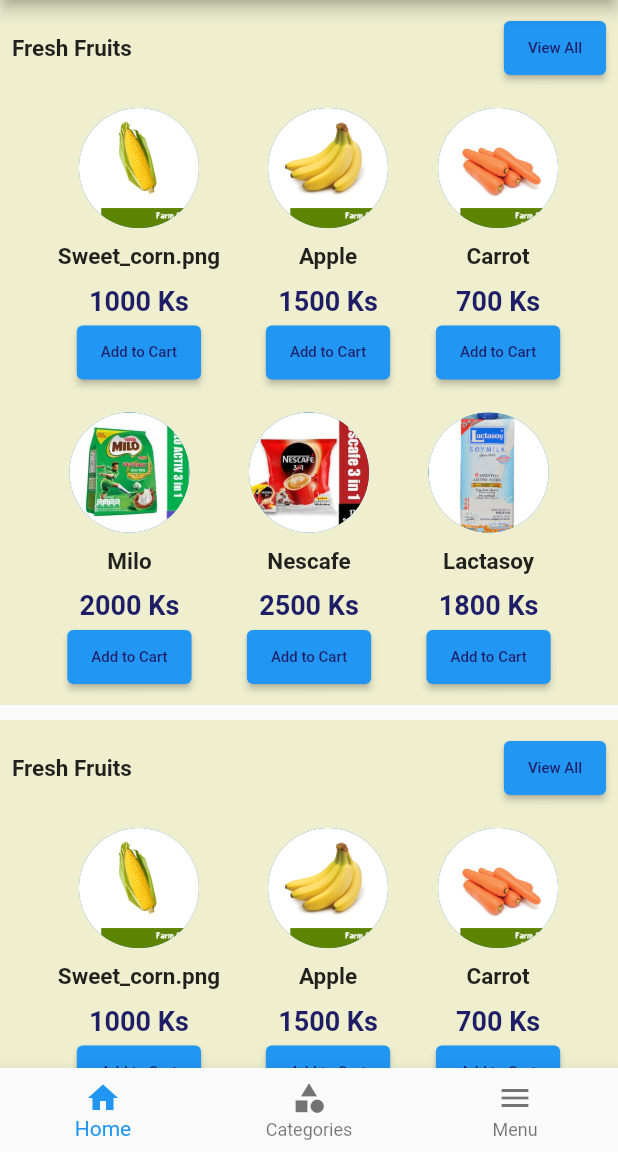
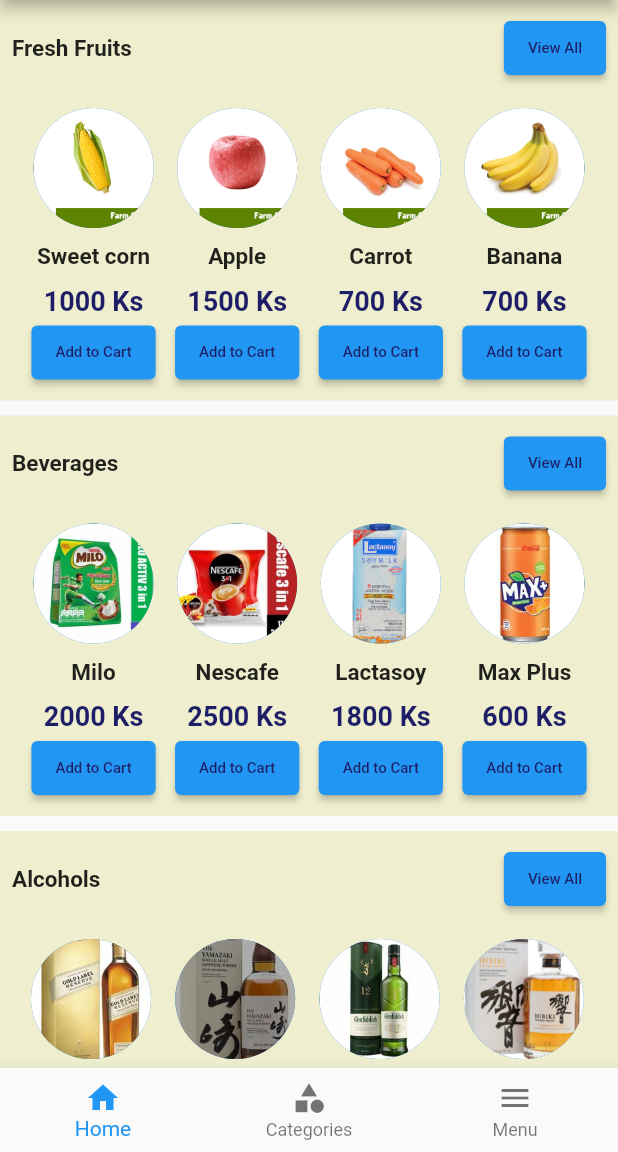
Before and after one commit to tayzarmein/zay_chin_clone_app, a Flutter app: the screen it shows after launch, on a phone screen of 412 x 824 dp, the part 84-1236 px from its top. Run offline on Flutter 3.47's test engine with Material 2 defaults, Android fonts, the phone set to English and light mode, and no system bars.

Commit message:
refactor homepage & item row

```diff
--- a/lib/home_page.dart
+++ b/lib/home_page.dart
@@ -1,5 +1,5 @@
+import 'package:clone_zay_chin/item.dart';
 import 'package:flutter/material.dart';
-import 'constants.dart';
 import 'item_row.dart';
 
 class HomePage extends StatelessWidget {
@@ -16,16 +16,77 @@ class HomePage extends StatelessWidget {
         BottomNavigationBarItem(icon: Icon(Icons.menu), label: 'Menu')
       ]),
       body: ListView(
+        shrinkWrap: true,
         children: [
-          ItemRow(),
+          ItemRow(
+            itemCategory: 'Fresh Fruits',
+            itemList: [
+              Item(
+                  itemName: 'Sweet corn',
+                  itemPrice: '1000 Ks',
+                  itemImage: AssetImage('images/sweet_corn.png')),
+              Item(
+                  itemName: 'Apple',
+                  itemPrice: '1500 Ks',
+                  itemImage: AssetImage('images/apple.png')),
+              Item(
+                  itemName: 'Carrot',
+                  itemPrice: '700 Ks',
+                  itemImage: AssetImage('images/carrot.png')),
+              Item(
+                  itemName: 'Banana',
+                  itemPrice: '700 Ks',
+                  itemImage: AssetImage('images/banana.png')),
+            ],
+          ),
           SizedBox(
             height: 10.0,
           ),
-          ItemRow(),
+          ItemRow(
+            itemCategory: 'Beverages',
+            itemList: [
+              Item(
+                  itemName: 'Milo',
+                  itemPrice: '2000 Ks',
+                  itemImage: AssetImage('images/milo.jpg')),
+              Item(
+                  itemName: 'Nescafe',
+                  itemPrice: '2500 Ks',
+                  itemImage: AssetImage('images/nescafe.jpg')),
+              Item(
+                  itemName: 'Lactasoy',
+                  itemPrice: '1800 Ks',
+                  itemImage: AssetImage('images/lactasoy.png')),
+              Item(
+                  itemName: 'Max Plus',
+                  itemPrice: '600 Ks',
+                  itemImage: AssetImage('images/max_plus.jpg'))
+            ],
+          ),
           SizedBox(
             height: 10.0,
           ),
-          ItemRow()
+          ItemRow(
+            itemCategory: 'Alcohols',
+            itemList: [
+              Item(
+                  itemName: 'Gold Label',
+                  itemPrice: '60000 Ks',
+                  itemImage: AssetImage('images/gold_label.jpg')),
+              Item(
+                  itemName: 'Yamakazi',
+                  itemPrice: '260000 Ks',
+                  itemImage: AssetImage('images/yamakazi.jpg')),
+              Item(
+                  itemName: 'Glenfiddich',
+                  itemPrice: '52400 Ks',
+                  itemImage: AssetImage('images/glenfiddich.jpg')),
+              Item(
+                  itemName: 'Hibiki',
+                  itemPrice: '244000 Ks',
+                  itemImage: AssetImage('images/hibiki.png'))
+            ],
+          ),
         ],
       ),
     );
--- a/lib/item_row.dart
+++ b/lib/item_row.dart
@@ -3,14 +3,11 @@ import 'constants.dart';
 import 'item.dart';
 
 class ItemRow extends StatelessWidget {
-  // final String itemName;
-  // final String itemPrice;
-  // final ImageProvider itemImage;
+  final String itemCategory;
+  final List<Item> itemList;
 
-  // ItemRow(
-  //     {required this.itemName,
-  //     required this.itemPrice,
-  //     required this.itemImage});
+  ItemRow({required this.itemCategory, required this.itemList});
+
   @override
   Widget build(BuildContext context) {
     return Row(
@@ -26,7 +23,7 @@ class ItemRow extends StatelessWidget {
                   mainAxisAlignment: MainAxisAlignment.spaceBetween,
                   children: [
                     Text(
-                      'Fresh Fruits',
+                      itemCategory,
                       style: kLabelTextStyle,
                     ),
                     ElevatedButton(
@@ -42,48 +39,9 @@ class ItemRow extends StatelessWidget {
                 padding: const EdgeInsets.all(8.0),
                 child: Row(
                   mainAxisAlignment: MainAxisAlignment.spaceEvenly,
-                  children: [
-                    Item(
-                      itemName: 'Sweet_corn.png',
-                      itemPrice: '1000 Ks',
-                      itemImage: AssetImage('images/sweet_corn.png'),
-                    ),
-                    Item(
-                      itemName: 'Apple',
-                      itemPrice: '1500 Ks',
-                      itemImage: AssetImage('images/banana.png'),
-                    ),
-                    Item(
-                      itemName: 'Carrot',
-                      itemPrice: '700 Ks',
-                      itemImage: AssetImage('images/carrot.png'),
-                    ),
-                  ],
+                  children: itemList,
                 ),
               ),
-              Padding(
-                padding: const EdgeInsets.all(8.0),
-                child: Row(
-                  mainAxisAlignment: MainAxisAlignment.spaceEvenly,
-                  children: [
-                    Item(
-                      itemName: 'Milo',
-                      itemPrice: '2000 Ks',
-                      itemImage: AssetImage('images/milo.jpg'),
-                    ),
-                    Item(
-                      itemName: 'Nescafe',
-                      itemPrice: '2500 Ks',
-                      itemImage: AssetImage('images/nescafe.jpg'),
-                    ),
-                    Item(
-                      itemName: 'Lactasoy',
-                      itemPrice: '1800 Ks',
-                      itemImage: AssetImage('images/lactasoy.png'),
-                    )
-                  ],
-                ),
-              )
             ],
           ),
         )),
```
Also changed, not shown: images/glenfiddich.jpg (added), images/gold_label.jpg (added), images/hibiki.png (added), images/max_plus.jpg (added), images/yamakazi.jpg (added).
